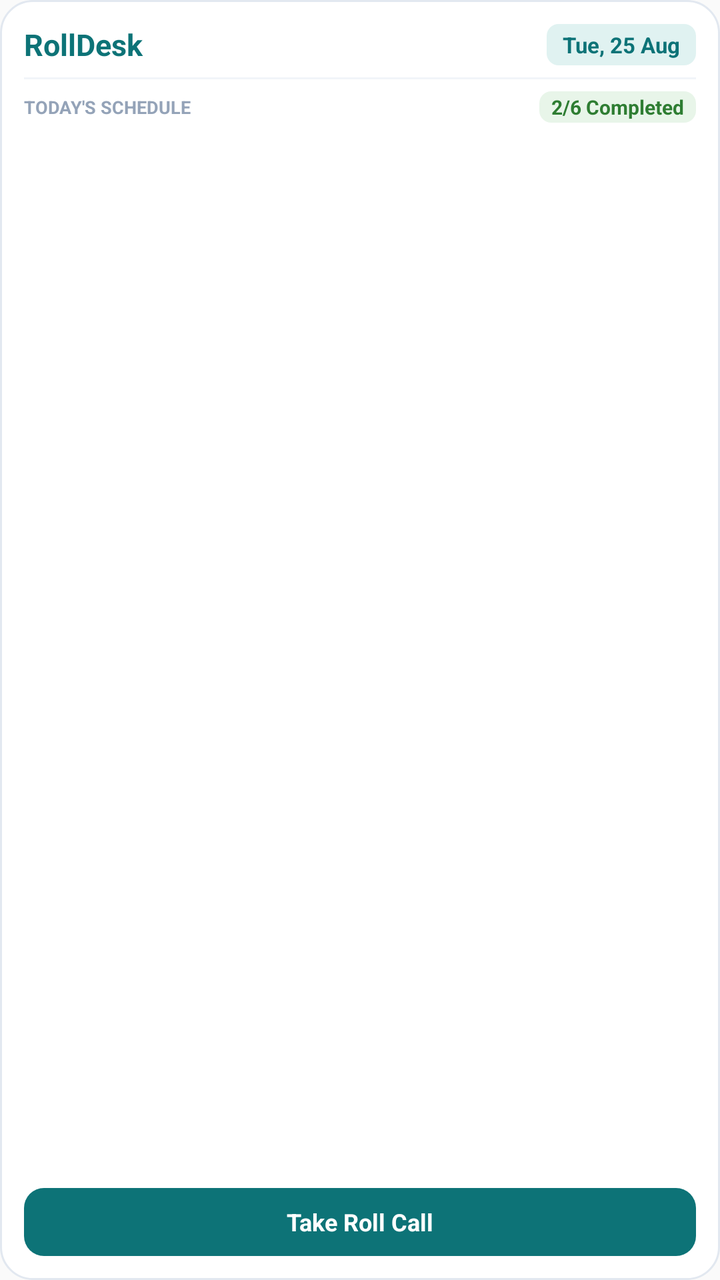
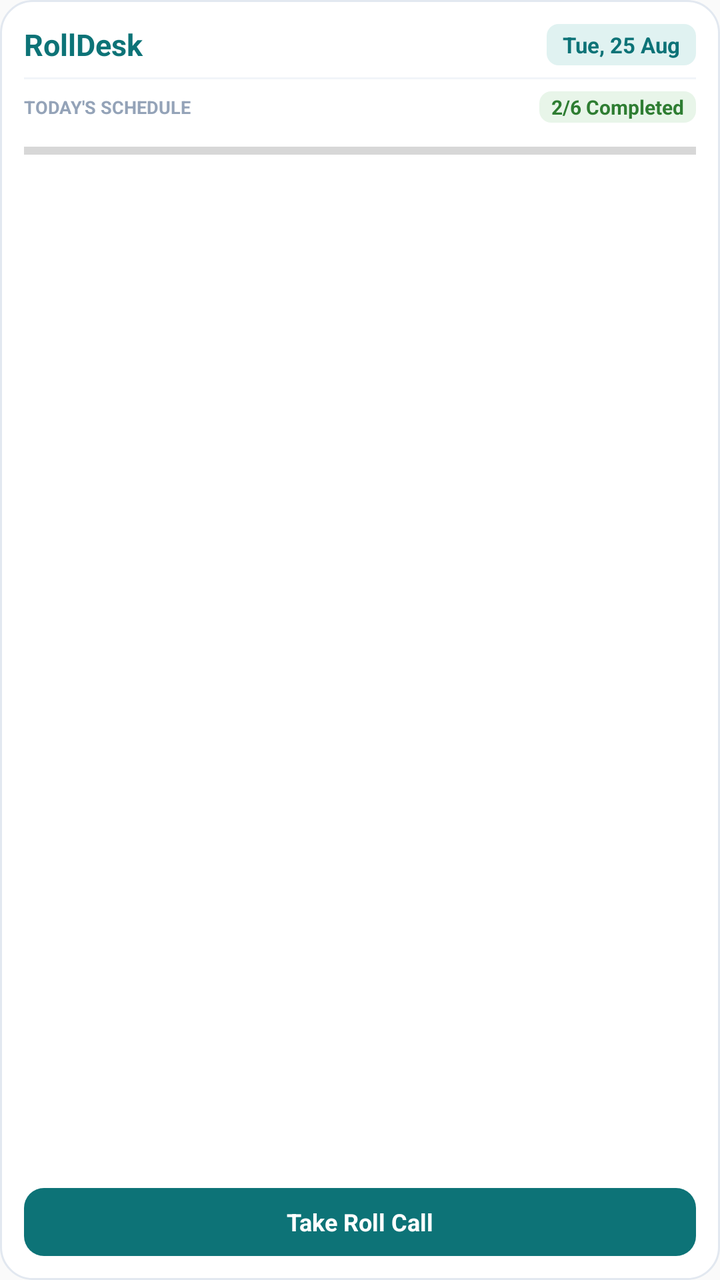

Compare the two renders of this Android layout. The source of the first and the diff that turns it into the second are given below.
<!-- AndroidManifest.xml: application theme Theme.CRAttendance -->
<!-- res/layout/widget_quick_roll.xml -->
﻿<?xml version="1.0" encoding="utf-8"?>
<LinearLayout xmlns:android="http://schemas.android.com/apk/res/android"
    android:id="@+id/widget_root"
    android:layout_width="match_parent"
    android:layout_height="match_parent"
    android:orientation="vertical"
    android:background="@drawable/widget_background"
    android:paddingLeft="12dp"
    android:paddingTop="12dp"
    android:paddingRight="12dp"
    android:paddingBottom="12dp">

    <LinearLayout
        android:layout_width="match_parent"
        android:layout_height="wrap_content"
        android:orientation="horizontal"
        android:gravity="center_vertical">

        <TextView
            android:id="@+id/widget_title"
            android:layout_width="0dp"
            android:layout_height="wrap_content"
            android:layout_weight="1"
            android:text="RollDesk"
            android:textSize="15sp"
            android:textStyle="bold"
            android:textColor="#0D7377" />

        <TextView
            android:id="@+id/widget_day"
            android:layout_width="wrap_content"
            android:layout_height="wrap_content"
            android:text="Tue, 25 Aug"
            android:textSize="11sp"
            android:textStyle="bold"
            android:textColor="#0D7377"
            android:background="@drawable/widget_period_badge"
            android:paddingLeft="8dp"
            android:paddingTop="3dp"
            android:paddingRight="8dp"
            android:paddingBottom="3dp" />
    </LinearLayout>

    <LinearLayout
        android:layout_width="match_parent"
        android:layout_height="1dp"
        android:background="#F1F5F9"
        android:layout_marginTop="6dp"
        android:layout_marginBottom="6dp" />

    <LinearLayout
        android:layout_width="match_parent"
        android:layout_height="wrap_content"
        android:orientation="horizontal"
        android:gravity="center_vertical"
        android:layout_marginBottom="4dp">

        <TextView
            android:layout_width="0dp"
            android:layout_height="wrap_content"
            android:layout_weight="1"
            android:text="TODAY&#39;S SCHEDULE"
            android:textSize="9sp"
            android:textStyle="bold"
            android:textColor="#94A3B8" />

        <TextView
            android:id="@+id/widget_attendance_status"
            android:layout_width="wrap_content"
            android:layout_height="wrap_content"
            android:text="2/6 Completed"
            android:textSize="10sp"
            android:textStyle="bold"
            android:textColor="#2E7D32"
            android:background="@drawable/widget_status_bg"
            android:paddingLeft="6dp"
            android:paddingTop="1dp"
            android:paddingRight="6dp"
            android:paddingBottom="1dp" />
    </LinearLayout>

    <LinearLayout
        android:layout_width="match_parent"
        android:layout_height="0dp"
        android:layout_weight="1"
        android:orientation="vertical">

        <LinearLayout
            android:id="@+id/period1_row"
            android:layout_width="match_parent"
            android:layout_height="wrap_content"
            android:orientation="horizontal"
            android:gravity="center_vertical"
            android:paddingTop="2.5dp"
            android:paddingBottom="2.5dp"
            android:visibility="gone">

            <TextView
                android:id="@+id/period1_tag"
                android:layout_width="24dp"
                android:layout_height="wrap_content"
                android:text="P1"
                android:textSize="10sp"
                android:textStyle="bold"
                android:textColor="#0D7377"
                android:gravity="center"
                android:background="@drawable/widget_period_badge"
                android:paddingTop="1dp"
                android:paddingBottom="1dp" />

            <TextView
                android:id="@+id/period1_name"
                android:layout_width="match_parent"
                android:layout_height="wrap_content"
                android:layout_marginStart="8dp"
                android:text="Subject 1"
                android:textSize="11sp"
                android:textColor="#0F172A"
                android:maxLines="1"
                android:ellipsize="end" />
        </LinearLayout>

        <LinearLayout
            android:id="@+id/period2_row"
            android:layout_width="match_parent"
            android:layout_height="wrap_content"
            android:orientation="horizontal"
            android:gravity="center_vertical"
            android:paddingTop="2.5dp"
            android:paddingBottom="2.5dp"
            android:visibility="gone">

            <TextView
                android:id="@+id/period2_tag"
                android:layout_width="24dp"
                android:layout_height="wrap_content"
                android:text="P2"
                android:textSize="10sp"
                android:textStyle="bold"
                android:textColor="#0D7377"
                android:gravity="center"
                android:background="@drawable/widget_period_badge"
                android:paddingTop="1dp"
                android:paddingBottom="1dp" />

            <TextView
                android:id="@+id/period2_name"
                android:layout_width="match_parent"
                android:layout_height="wrap_content"
                android:layout_marginStart="8dp"
                android:text="Subject 2"
                android:textSize="11sp"
                android:textColor="#0F172A"
                android:maxLines="1"
                android:ellipsize="end" />
        </LinearLayout>

        <LinearLayout
            android:id="@+id/period3_row"
            android:layout_width="match_parent"
            android:layout_height="wrap_content"
            android:orientation="horizontal"
            android:gravity="center_vertical"
            android:paddingTop="2.5dp"
            android:paddingBottom="2.5dp"
            android:visibility="gone">

            <TextView
                android:id="@+id/period3_tag"
                android:layout_width="24dp"
                android:layout_height="wrap_content"
                android:text="P3"
                android:textSize="10sp"
                android:textStyle="bold"
                android:textColor="#0D7377"
                android:gravity="center"
                android:background="@drawable/widget_period_badge"
                android:paddingTop="1dp"
                android:paddingBottom="1dp" />

            <TextView
                android:id="@+id/period3_name"
                android:layout_width="match_parent"
                android:layout_height="wrap_content"
                android:layout_marginStart="8dp"
                android:text="Subject 3"
                android:textSize="11sp"
                android:textColor="#0F172A"
                android:maxLines="1"
                android:ellipsize="end" />
        </LinearLayout>

        <LinearLayout
            android:id="@+id/period4_row"
            android:layout_width="match_parent"
            android:layout_height="wrap_content"
            android:orientation="horizontal"
            android:gravity="center_vertical"
            android:paddingTop="2.5dp"
            android:paddingBottom="2.5dp"
            android:visibility="gone">

            <TextView
                android:id="@+id/period4_tag"
                android:layout_width="24dp"
                android:layout_height="wrap_content"
                android:text="P4"
                android:textSize="10sp"
                android:textStyle="bold"
                android:textColor="#0D7377"
                android:gravity="center"
                android:background="@drawable/widget_period_badge"
                android:paddingTop="1dp"
                android:paddingBottom="1dp" />

            <TextView
                android:id="@+id/period4_name"
                android:layout_width="match_parent"
                android:layout_height="wrap_content"
                android:layout_marginStart="8dp"
                android:text="Subject 4"
                android:textSize="11sp"
                android:textColor="#0F172A"
                android:maxLines="1"
                android:ellipsize="end" />
        </LinearLayout>

        <LinearLayout
            android:id="@+id/period5_row"
            android:layout_width="match_parent"
            android:layout_height="wrap_content"
            android:orientation="horizontal"
            android:gravity="center_vertical"
            android:paddingTop="2.5dp"
            android:paddingBottom="2.5dp"
            android:visibility="gone">

            <TextView
                android:id="@+id/period5_tag"
                android:layout_width="24dp"
                android:layout_height="wrap_content"
                android:text="P5"
                android:textSize="10sp"
                android:textStyle="bold"
                android:textColor="#0D7377"
                android:gravity="center"
                android:background="@drawable/widget_period_badge"
                android:paddingTop="1dp"
                android:paddingBottom="1dp" />

            <TextView
                android:id="@+id/period5_name"
                android:layout_width="match_parent"
                android:layout_height="wrap_content"
                android:layout_marginStart="8dp"
                android:text="Subject 5"
                android:textSize="11sp"
                android:textColor="#0F172A"
                android:maxLines="1"
                android:ellipsize="end" />
        </LinearLayout>

        <LinearLayout
            android:id="@+id/period6_row"
            android:layout_width="match_parent"
            android:layout_height="wrap_content"
            android:orientation="horizontal"
            android:gravity="center_vertical"
            android:paddingTop="2.5dp"
            android:paddingBottom="2.5dp"
            android:visibility="gone">

            <TextView
                android:id="@+id/period6_tag"
                android:layout_width="24dp"
                android:layout_height="wrap_content"
                android:text="P6"
                android:textSize="10sp"
                android:textStyle="bold"
                android:textColor="#0D7377"
                android:gravity="center"
                android:background="@drawable/widget_period_badge"
                android:paddingTop="1dp"
                android:paddingBottom="1dp" />

            <TextView
                android:id="@+id/period6_name"
                android:layout_width="match_parent"
                android:layout_height="wrap_content"
                android:layout_marginStart="8dp"
                android:text="Subject 6"
                android:textSize="11sp"
                android:textColor="#0F172A"
                android:maxLines="1"
                android:ellipsize="end" />
        </LinearLayout>

        <LinearLayout
            android:id="@+id/period7_row"
            android:layout_width="match_parent"
            android:layout_height="wrap_content"
            android:orientation="horizontal"
            android:gravity="center_vertical"
            android:paddingTop="2.5dp"
            android:paddingBottom="2.5dp"
            android:visibility="gone">

            <TextView
                android:id="@+id/period7_tag"
                android:layout_width="24dp"
                android:layout_height="wrap_content"
                android:text="P7"
                android:textSize="10sp"
                android:textStyle="bold"
                android:textColor="#0D7377"
                android:gravity="center"
                android:background="@drawable/widget_period_badge"
                android:paddingTop="1dp"
                android:paddingBottom="1dp" />

            <TextView
                android:id="@+id/period7_name"
                android:layout_width="match_parent"
                android:layout_height="wrap_content"
                android:layout_marginStart="8dp"
                android:text="Subject 7"
                android:textSize="11sp"
                android:textColor="#0F172A"
                android:maxLines="1"
                android:ellipsize="end" />
        </LinearLayout>

        <LinearLayout
            android:id="@+id/period8_row"
            android:layout_width="match_parent"
            android:layout_height="wrap_content"
            android:orientation="horizontal"
            android:gravity="center_vertical"
            android:paddingTop="2.5dp"
            android:paddingBottom="2.5dp"
            android:visibility="gone">

            <TextView
                android:id="@+id/period8_tag"
                android:layout_width="24dp"
                android:layout_height="wrap_content"
                android:text="P8"
                android:textSize="10sp"
                android:textStyle="bold"
                android:textColor="#0D7377"
                android:gravity="center"
                android:background="@drawable/widget_period_badge"
                android:paddingTop="1dp"
                android:paddingBottom="1dp" />

            <TextView
                android:id="@+id/period8_name"
                android:layout_width="match_parent"
                android:layout_height="wrap_content"
                android:layout_marginStart="8dp"
                android:text="Subject 8"
                android:textSize="11sp"
                android:textColor="#0F172A"
                android:maxLines="1"
                android:ellipsize="end" />
        </LinearLayout>

        <TextView
            android:id="@+id/widget_no_periods"
            android:layout_width="match_parent"
            android:layout_height="match_parent"
            android:text="No periods scheduled today"
            android:textSize="12sp"
            android:textColor="#64748B"
            android:gravity="center"
            android:visibility="gone" />

    </LinearLayout>

    <TextView
        android:id="@+id/widget_btn_take_roll"
        android:layout_width="match_parent"
        android:layout_height="34dp"
        android:text="Take Roll Call"
        android:textSize="12sp"
        android:textStyle="bold"
        android:textColor="#FFFFFF"
        android:background="@drawable/widget_button_bg"
        android:gravity="center"
        android:layout_marginTop="4dp" />

</LinearLayout>
<!-- resources referenced by this layout -->
<resources>
  <!-- drawable widget_background (drawable) -->
  <?xml version="1.0" encoding="utf-8"?>
  <shape xmlns:android="http://schemas.android.com/apk/res/android"
      android:shape="rectangle">
      <solid android:color="#FFFFFF" />
      <corners android:radius="16dp" />
      <stroke
          android:width="1dp"
          android:color="#E2E8F0" />
  </shape>
  <!-- drawable widget_button_bg (drawable) -->
  <?xml version="1.0" encoding="utf-8"?>
  <shape xmlns:android="http://schemas.android.com/apk/res/android"
      android:shape="rectangle">
      <solid android:color="#0D7377" />
      <corners android:radius="10dp" />
  </shape>
  <!-- drawable widget_period_badge (drawable) -->
  <?xml version="1.0" encoding="utf-8"?>
  <shape xmlns:android="http://schemas.android.com/apk/res/android"
      android:shape="rectangle">
      <solid android:color="#E0F2F1" />
      <corners android:radius="6dp" />
  </shape>
  <!-- drawable widget_status_bg (drawable) -->
  <?xml version="1.0" encoding="utf-8"?>
  <shape xmlns:android="http://schemas.android.com/apk/res/android"
      android:shape="rectangle">
      <solid android:color="#E8F5E9" />
      <corners android:radius="6dp" />
  </shape>
  <style name="Theme.CRAttendance" parent="android:Theme.Material.Light.NoActionBar" />
</resources>

<!-- the commit's change to res/layout/widget_quick_roll.xml (unified diff, before → after) -->
@@ -79,6 +79,17 @@
             android:paddingBottom="1dp" />
     </LinearLayout>
 
+    <ProgressBar
+        android:id="@+id/widget_progress"
+        style="?android:attr/progressBarStyleHorizontal"
+        android:layout_width="match_parent"
+        android:layout_height="4dp"
+        android:layout_marginTop="8dp"
+        android:layout_marginBottom="8dp"
+        android:max="100"
+        android:progress="0"
+        android:progressTint="#0D7377" />
+
     <LinearLayout
         android:layout_width="match_parent"
         android:layout_height="0dp"
<!-- resource entries referenced after the edit -->
@@ -12,11 +12,16 @@
   </shape>
   <!-- drawable widget_button_bg (drawable) -->
   <?xml version="1.0" encoding="utf-8"?>
-  <shape xmlns:android="http://schemas.android.com/apk/res/android"
-      android:shape="rectangle">
-      <solid android:color="#0D7377" />
-      <corners android:radius="10dp" />
-  </shape>
+  <ripple xmlns:android="http://schemas.android.com/apk/res/android"
+      android:color="#40FFFFFF">
+      <item>
+          <shape xmlns:android="http://schemas.android.com/apk/res/android"
+              android:shape="rectangle">
+              <solid android:color="#0D7377" />
+              <corners android:radius="10dp" />
+          </shape>
+      </item>
+  </ripple>
   <!-- drawable widget_period_badge (drawable) -->
   <?xml version="1.0" encoding="utf-8"?>
   <shape xmlns:android="http://schemas.android.com/apk/res/android"
